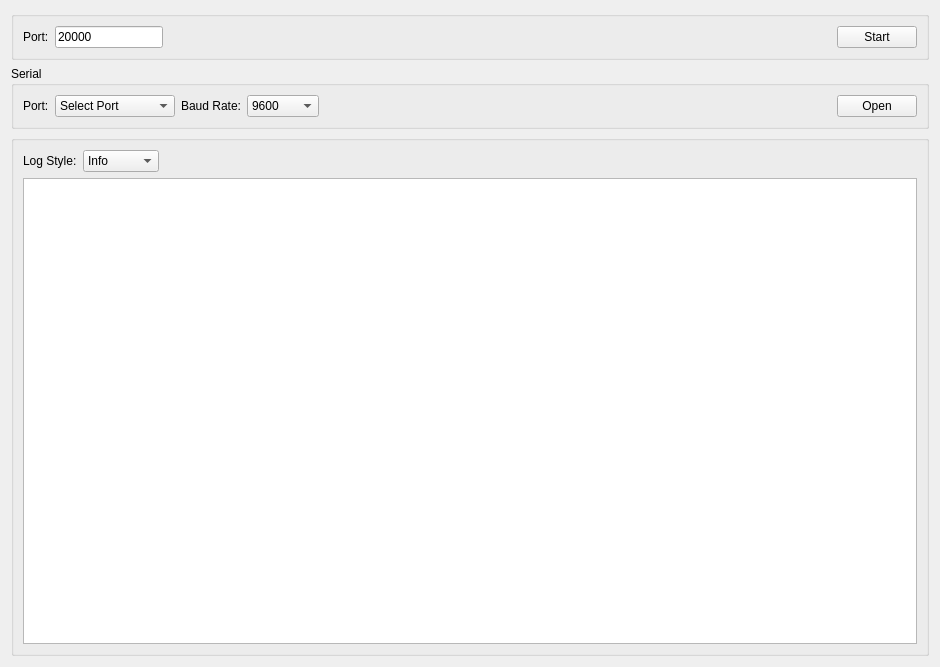
Qt form Widgets/UdpWidget.ui (navinreddy23/Qt_TCP_UDP_Server) before a commit.
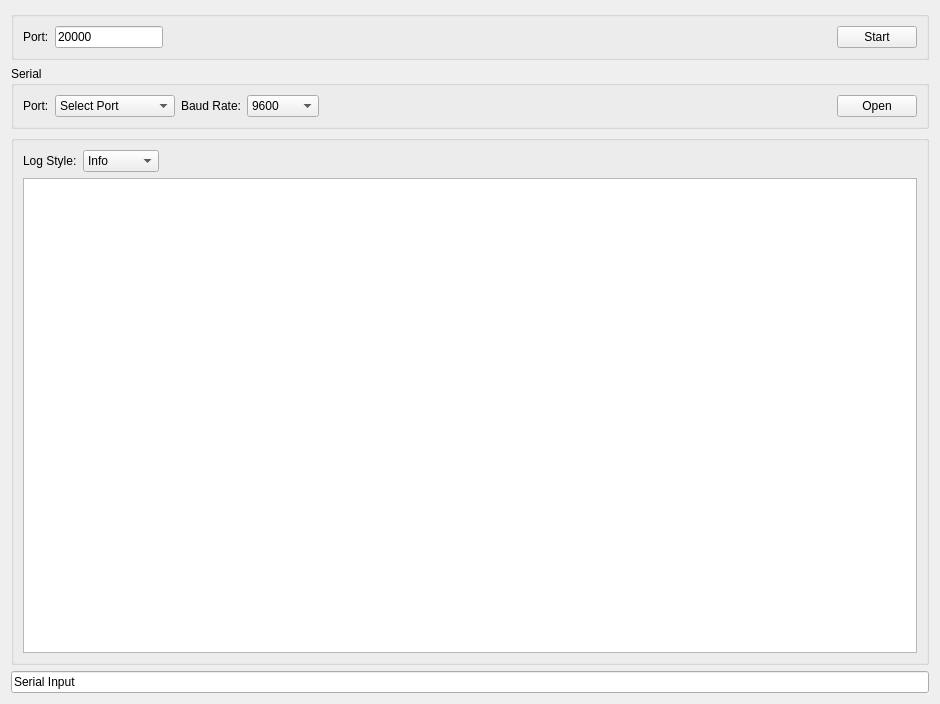
The same form after that commit.

Commit message: Added serial input.

What changed in the file:
```diff
--- a/Widgets/UdpWidget.ui
+++ b/Widgets/UdpWidget.ui
@@ -7,7 +7,7 @@
     <x>0</x>
     <y>0</y>
     <width>940</width>
-    <height>667</height>
+    <height>704</height>
    </rect>
   </property>
   <property name="palette">
@@ -235,6 +235,13 @@
      </layout>
     </widget>
    </item>
+   <item row="3" column="0">
+    <widget class="QLineEdit" name="leSerial">
+     <property name="text">
+      <string>Serial Input</string>
+     </property>
+    </widget>
+   </item>
   </layout>
  </widget>
  <resources/>
```
The commit also changes 5 other files.
